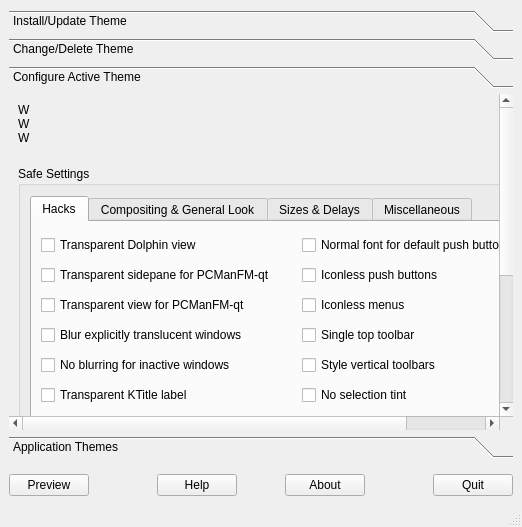
tsujan/Kvantum, file Kvantum/kvantummanager/kvantummanager.ui: the form before one commit.
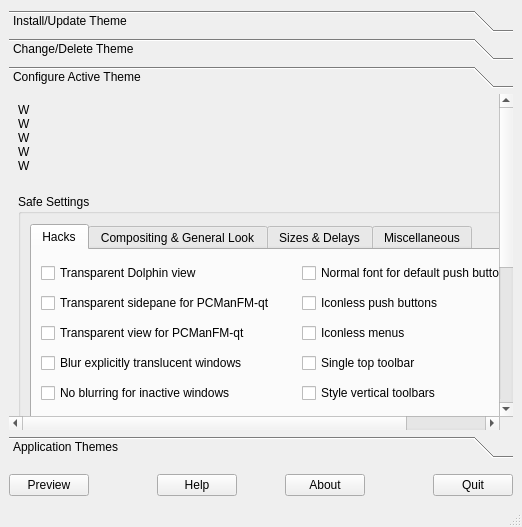
The form after the commit. Custom widgets are drawn as their Qt base class.

What changed in the file:
```diff
--- a/Kvantum/kvantummanager/kvantummanager.ui
+++ b/Kvantum/kvantummanager/kvantummanager.ui
@@ -260,7 +260,7 @@
         <item row="0" column="0" colspan="2">
          <widget class="QLabel" name="configLabel">
           <property name="text">
-           <string notr="true">W&lt;br&gt;W&lt;br&gt;W</string>
+           <string notr="true">W&lt;br&gt;W&lt;br&gt;W&lt;br&gt;W&lt;br&gt;W</string>
           </property>
           <property name="wordWrap">
            <bool>true</bool>
```
